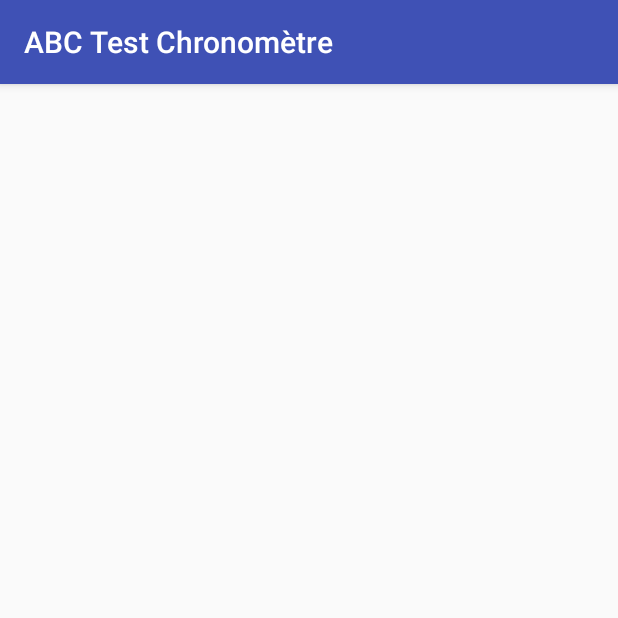
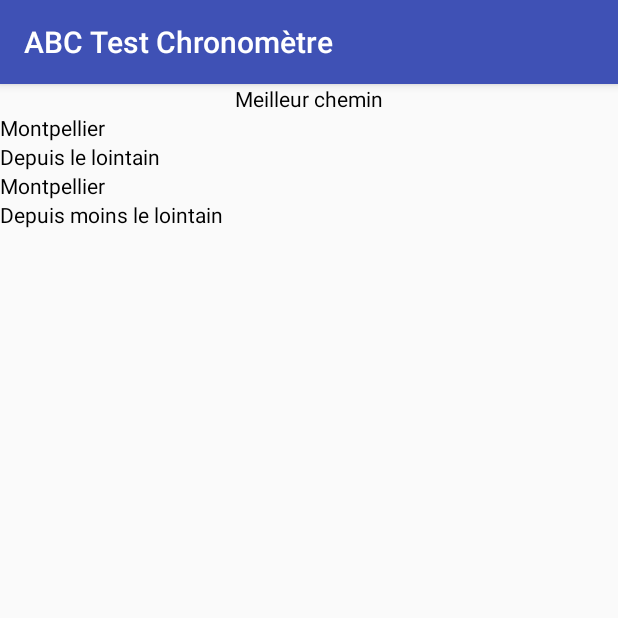
Before and after one commit to MontpellierTechHub/ABCTestChronometer, an Android app: the RoadActivity screen opened directly, with no data from a screen before it, on a phone screen of 412 x 824 dp, the top half of it. Run offline under Robolectric (Android 15) with nearby library versions, the phone set to English and light mode, and no system bars.

Commit message:
RoadActivity refactor and finish

```diff
--- a/app/src/main/AndroidManifest.xml
+++ b/app/src/main/AndroidManifest.xml
@@ -18,7 +18,7 @@
                 <category android:name="android.intent.category.LAUNCHER" />
             </intent-filter>
         </activity>
-        <activity android:name="fr.montpelliertechhub.abctestchronometer.RoadActivity"></activity>
+        <activity android:name="fr.montpelliertechhub.abctestchronometer.road.RoadActivity"></activity>
     </application>
 
 </manifest>
--- a/app/src/main/java/fr/montpelliertechhub/abctestchronometer/models/AbTestContainer.kt
+++ b/app/src/main/java/fr/montpelliertechhub/abctestchronometer/models/ABTestContainer.kt
@@ -8,6 +8,6 @@ package fr.montpelliertechhub.abctestchronometer.models
  * @see ABTest
  */
 data class ABTestContainer(
-    val title: String,
-    val abtests: List<ABTest>
+        val title: String,
+        val abtests: List<ABTest>
 )
--- a/app/src/main/java/fr/montpelliertechhub/abctestchronometer/repository/ABTestRepository.kt
+++ b/app/src/main/java/fr/montpelliertechhub/abctestchronometer/repository/ABTestRepository.kt
@@ -6,7 +6,7 @@ import fr.montpelliertechhub.abctestchronometer.models.Try
 
 object ABTestRepository {
 
-    val abTestContainer: ABTestContainer = ABTestContainer(
+    val abTestContainer: MutableList<ABTestContainer> = mutableListOf(ABTestContainer(
         title = "MAUG",
         abtests = listOf(
             ABTest(
@@ -24,6 +24,6 @@ object ABTestRepository {
                 )
             )
         )
-    )
+    ))
 
 }
--- /dev/null
+++ b/app/src/main/java/fr/montpelliertechhub/abctestchronometer/road/RoadActivity.kt
@@ -0,0 +1,36 @@
+package fr.montpelliertechhub.abctestchronometer.road
+
+import android.content.Context
+import android.content.Intent
+import android.os.Bundle
+import android.support.v7.app.AppCompatActivity
+import android.support.v7.widget.LinearLayoutManager
+import android.support.v7.widget.RecyclerView
+import fr.montpelliertechhub.abctestchronometer.R
+import fr.montpelliertechhub.abctestchronometer.repository.ABTestRepository
+import fr.montpelliertechhub.abctestchronometer.utils.bindView
+
+
+
+class RoadActivity : AppCompatActivity() {
+
+    var INTENT_ABTESTCONTAINER_POS: String = "intent_abtestcontainer_position"
+
+    val mRecyclerview by this.bindView<RecyclerView>(R.id.recyclerView)
+
+    companion object {
+        fun onNewIntent(context: Context, position: Int): Intent {
+            return Intent(context, RoadActivity::class.java).apply {
+                putExtra(RoadActivity::INTENT_ABTESTCONTAINER_POS.toString(), position)
+            }
+        }
+    }
+
+    override fun onCreate(savedInstanceState: Bundle?) {
+        super.onCreate(savedInstanceState)
+        setContentView(R.layout.activity_road)
+
+        mRecyclerview.layoutManager = LinearLayoutManager(this)
+        mRecyclerview.adapter = RoadAdapter(ABTestRepository.abTestContainer[0])
+    }
+}
--- /dev/null
+++ b/app/src/main/java/fr/montpelliertechhub/abctestchronometer/road/RoadAdapter.kt
@@ -0,0 +1,69 @@
+package fr.montpelliertechhub.abctestchronometer.road
+
+import android.support.v7.widget.RecyclerView
+import android.view.View
+import android.view.ViewGroup
+import android.widget.TextView
+import fr.montpelliertechhub.abctestchronometer.R
+import fr.montpelliertechhub.abctestchronometer.models.ABTest
+import fr.montpelliertechhub.abctestchronometer.models.ABTestContainer
+import fr.montpelliertechhub.abctestchronometer.utils.inflate
+
+class RoadAdapter(val abTestContainer: ABTestContainer) : RecyclerView.Adapter<RoadAdapter.RoadViewHolder>() {
+
+    val ITEM_RESUME = 0
+    val ITEM_DETAIL = 1
+
+    abstract class RoadViewHolder(itemView: View?) : RecyclerView.ViewHolder(itemView) {
+        abstract fun bind()
+    }
+
+    class ResumeRoadViewHolder(itemView: View) : RoadViewHolder(itemView) {
+
+        val textView: TextView by lazy { itemView.findViewById<TextView>(R.id.textview1) }
+
+        override fun bind() {
+            textView.text = "Meilleur chemin"
+        }
+    }
+
+    class DetailRoadViewHolder(itemView: View) : RoadViewHolder(itemView) {
+
+        val destinationTextView: TextView by lazy { itemView.findViewById<TextView>(R.id.destination_textview) }
+        val roadTextView: TextView by lazy { itemView.findViewById<TextView>(R.id.road_textview) }
+
+        override fun bind() {
+            // Nothing specific here
+        }
+
+        fun bind(abTest: ABTest) {
+            bind()
+            destinationTextView.text = abTest.to
+            roadTextView.text = abTest.title
+        }
+    }
+
+    override fun onBindViewHolder(holder: RoadViewHolder?, position: Int) {
+        if(holder is DetailRoadViewHolder){
+            holder.bind(abTestContainer.abtests[position - 1])
+        } else {
+            holder?.bind()
+        }
+    }
+
+    override fun onCreateViewHolder(parent: ViewGroup, viewType: Int) =
+            when (viewType) {
+                ITEM_RESUME -> ResumeRoadViewHolder(parent inflate R.layout.road_resume_item)
+                ITEM_DETAIL -> DetailRoadViewHolder(parent inflate R.layout.road_item_view)
+                else -> throw IllegalStateException("Not managed view type")
+            }
+
+    override fun getItemCount() = abTestContainer.abtests.size +1
+
+    override fun getItemViewType(position: Int): Int =
+            when (position) {
+                0 -> ITEM_RESUME
+                else -> ITEM_DETAIL
+            }
+
+}
--- /dev/null
+++ b/app/src/main/java/fr/montpelliertechhub/abctestchronometer/utils/Utils.kt
@@ -0,0 +1,32 @@
+package fr.montpelliertechhub.abctestchronometer.utils
+
+import android.app.Activity
+import android.support.annotation.LayoutRes
+import android.view.LayoutInflater
+import android.view.View
+import android.view.ViewGroup
+import kotlin.properties.ReadOnlyProperty
+import kotlin.reflect.KProperty
+
+/**
+ * General utility for the app
+ *
+ * Created by Hugo Gresse on 21/07/2017.
+ */
+
+inline fun <reified V : View> View.bindView(resId: Int): ReadOnlyProperty<View, V> = Delegate {
+    this.findViewById<V>(resId)
+}
+
+inline fun <reified V : View> Activity.bindView(resId: Int): ReadOnlyProperty<Activity, V> = Delegate {
+    this.findViewById<V>(resId)
+}
+
+infix fun ViewGroup.inflate(@LayoutRes res: Int): View =
+        LayoutInflater.from(this.context).inflate(res, this, false)
+
+class Delegate<in A, out V>(val funFindView: (A) -> V) : ReadOnlyProperty<A, V> {
+    override fun getValue(thisRef: A, property: KProperty<*>): V {
+        return funFindView(thisRef)
+    }
+}
--- a/app/src/main/res/layout/activity_main2.xml
+++ b/app/src/main/res/layout/activity_main.xml
@@ -9,7 +9,7 @@
     tools:openDrawer="start">
 
     <include
-        layout="@layout/app_bar_main2"
+        layout="@layout/app_bar_main"
         android:layout_width="match_parent"
         android:layout_height="match_parent" />
 
@@ -19,7 +19,7 @@
         android:layout_height="match_parent"
         android:layout_gravity="start"
         android:fitsSystemWindows="true"
-        app:headerLayout="@layout/nav_header_main2"
+        app:headerLayout="@layout/nav_header_main"
         app:menu="@menu/activity_main2_drawer" />
 
 </android.support.v4.widget.DrawerLayout>
--- a/app/src/main/res/layout/app_bar_main2.xml
+++ b/app/src/main/res/layout/app_bar_main.xml
@@ -20,7 +20,7 @@
 
     </android.support.design.widget.AppBarLayout>
 
-    <include layout="@layout/content_main2" />
+    <include layout="@layout/content_main" />
 
     <android.support.design.widget.FloatingActionButton
         android:id="@+id/fab"
--- a/app/src/main/res/layout/content_main2.xml
+++ b/app/src/main/res/layout/content_main.xml
@@ -6,7 +6,7 @@
     android:layout_height="match_parent"
     app:layout_behavior="@string/appbar_scrolling_view_behavior"
     tools:context="fr.montpelliertechhub.abctestchronometer.fr.montpelliertechhub.abctestchronometer.MainActivity"
-    tools:showIn="@layout/app_bar_main2">
+    tools:showIn="@layout/app_bar_main">
 
 
     <android.support.v7.widget.RecyclerView
--- a/app/src/main/res/layout/road_item_view.xml
+++ b/app/src/main/res/layout/road_item_view.xml
@@ -1,22 +1,24 @@
 <?xml version="1.0" encoding="utf-8"?>
 <LinearLayout xmlns:android="http://schemas.android.com/apk/res/android"
-    android:orientation="vertical" android:layout_width="match_parent"
-    xmlns:tools="http://schemas.android.com/tools"
-    android:layout_height="match_parent">
+              xmlns:tools="http://schemas.android.com/tools"
+              android:layout_width="match_parent"
+              android:layout_height="wrap_content"
+              android:orientation="vertical">
+
     <TextView
         android:id="@+id/destination_textview"
         android:layout_width="match_parent"
         android:layout_height="wrap_content"
+        android:textColor="@android:color/black"
         android:textSize="14sp"
-        android:textColor="@android:color/black"
         tools:text="Boulot > travail"/>
 
     <TextView
         android:id="@+id/road_textview"
         android:layout_width="match_parent"
         android:layout_height="wrap_content"
+        android:textColor="@android:color/black"
         android:textSize="14sp"
-        android:textColor="@android:color/black"
         tools:text="Je suis > travail"/>
 
 </LinearLayout>
--- a/app/src/main/res/layout/road_resume_item.xml
+++ b/app/src/main/res/layout/road_resume_item.xml
@@ -1,16 +1,17 @@
 <?xml version="1.0" encoding="utf-8"?>
 <LinearLayout xmlns:android="http://schemas.android.com/apk/res/android"
-    android:orientation="vertical" android:layout_width="match_parent"
-    xmlns:tools="http://schemas.android.com/tools"
-    android:layout_height="match_parent">
+              xmlns:tools="http://schemas.android.com/tools"
+              android:layout_width="match_parent"
+              android:layout_height="wrap_content"
+              android:orientation="vertical">
+
     <TextView
         android:id="@+id/textview1"
         android:layout_width="wrap_content"
         android:layout_height="wrap_content"
+        android:layout_gravity="center"
+        android:textColor="@android:color/black"
         android:textSize="14sp"
-        android:textColor="@android:color/black"
-        android:layout_gravity="center"
         tools:text="Boulot > travail"/>
 
-
 </LinearLayout>
```
Also changed, not shown: app/src/main/java/fr/montpelliertechhub/abctestchronometer/MainActivity.kt (+28 -20 lines), app/src/main/java/fr/montpelliertechhub/abctestchronometer/RoadActivity.kt (deleted, +0 -89 lines), app/src/main/java/fr/montpelliertechhub/abctestchronometer/models/ABTest.kt (+5 -5 lines), app/src/main/res/layout/abc_item_view.xml (+8 -5 lines), app/src/main/res/layout/nav_header_main.xml (renamed from app/src/main/res/layout/nav_header_main2.xml).
